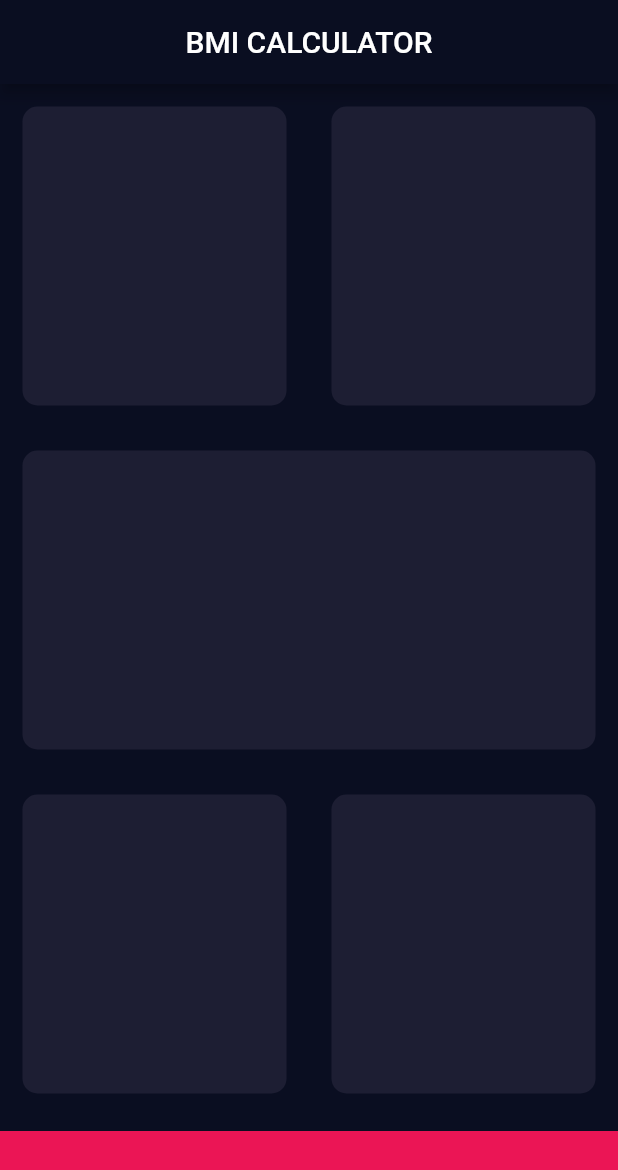
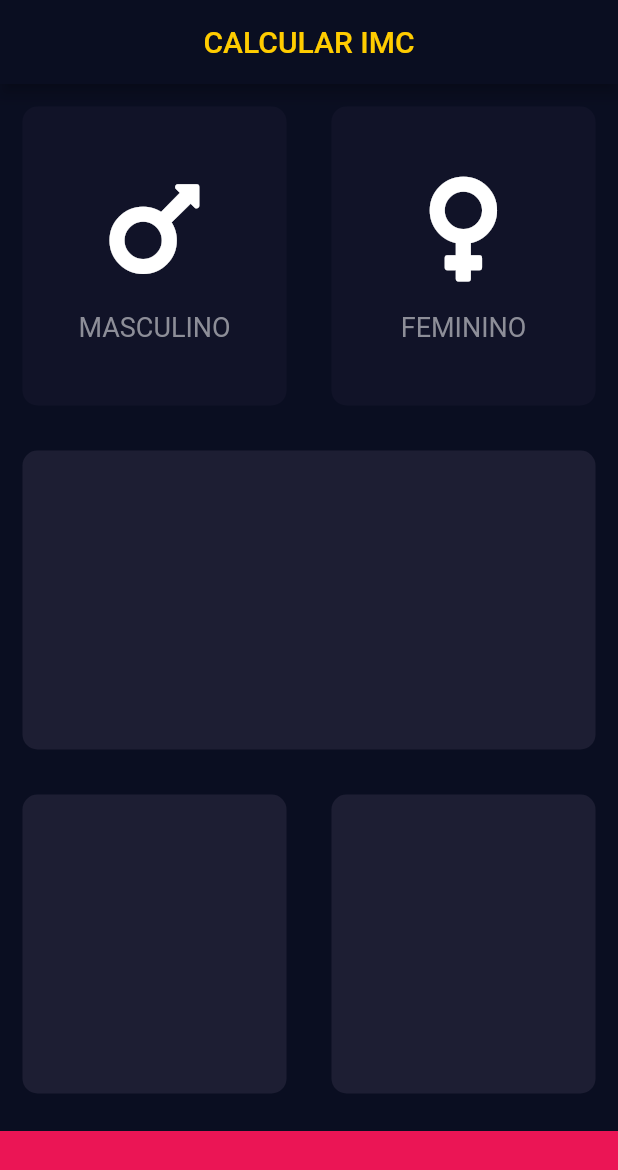
Before and after one commit to AlexPauloVieira/BMICalculator_Flutter, a Flutter app: the screen it shows after launch, on a phone screen of 412 x 824 dp. Shown: the top 1170 px of the screen. Run offline on Flutter 3.47's test engine with Material 2 defaults, Android fonts, the phone set to English and light mode, and no system bars; our stand-ins replace font_awesome_flutter.

Commit message:
second part

```diff
--- a/lib/input_page.dart
+++ b/lib/input_page.dart
@@ -1,8 +1,17 @@
 import 'package:flutter/material.dart';
+import 'package:font_awesome_flutter/font_awesome_flutter.dart';
+import 'reusable_card.dart';
+import 'reusable_gender_card.dart';
 
 const bottomContainerHeight = 70.0;
 const activeCardColour = Color(0xFF1D1E33);
+const inactiveCardColour = Color(0xFF111328);
 const bottomContainerColour = Color(0xFFEB1555);
+
+enum Gender {
+  male,
+  female,
+}
 
 class InputPage extends StatefulWidget {
   @override
@@ -10,11 +19,40 @@ class InputPage extends StatefulWidget {
 }
 
 class _InputPageState extends State<InputPage> {
+  Gender selectedGender;
+
+//  Color maleCardColour = inactiveCardColour;
+//  Color femaleCardColour = inactiveCardColour;
+//  void updateColour(Gender selectedGender) {
+//    if (selectedGender == Gender.male) {
+//      if (maleCardColour == inactiveCardColour) {
+//        maleCardColour = activeCardColour;
+//        femaleCardColour = inactiveCardColour;
+//      } else {
+//        maleCardColour = inactiveCardColour;
+//      }
+//    } else {
+//      if (femaleCardColour == inactiveCardColour) {
+//        femaleCardColour = activeCardColour;
+//        maleCardColour = inactiveCardColour;
+//      } else {
+//        femaleCardColour = inactiveCardColour;
+//      }
+//    }
+//  }
+
   @override
   Widget build(BuildContext context) {
     return Scaffold(
         appBar: AppBar(
-          title: Center(child: Text('BMI CALCULATOR')),
+          title: Center(
+            child: Text(
+              'CALCULAR IMC',
+              style: TextStyle(
+                color: Color(0xFFFFCC00),
+              ),
+            ),
+          ),
         ),
         body: Column(
           children: <Widget>[
@@ -22,12 +60,34 @@ class _InputPageState extends State<InputPage> {
                 child: Row(children: <Widget>[
               Expanded(
                 child: ReusableCard(
-                  colour: activeCardColour,
+                  onPress: () {
+                    setState(() {
+                      selectedGender = Gender.male;
+                    });
+                  },
+                  colour: selectedGender == Gender.male
+                      ? activeCardColour
+                      : inactiveCardColour,
+                  cardChild: ReusableGenderCard(
+                    iconGender: FontAwesomeIcons.mars,
+                    textGender: 'masculino',
+                  ),
                 ),
               ),
               Expanded(
                 child: ReusableCard(
-                  colour: activeCardColour,
+                  onPress: () {
+                    setState(() {
+                      selectedGender = Gender.female;
+                    });
+                  },
+                  colour: selectedGender == Gender.female
+                      ? activeCardColour
+                      : inactiveCardColour,
+                  cardChild: ReusableGenderCard(
+                    iconGender: FontAwesomeIcons.venus,
+                    textGender: 'feminino',
+                  ),
                 ),
               ),
             ])),
@@ -62,20 +122,3 @@ class _InputPageState extends State<InputPage> {
         ));
   }
 }
-
-class ReusableCard extends StatelessWidget {
-  ReusableCard({@required this.colour});
-
-  final Color colour;
-
-  @override
-  Widget build(BuildContext context) {
-    return Container(
-      margin: EdgeInsets.all(15.0),
-      decoration: BoxDecoration(
-        color: colour,
-        borderRadius: BorderRadius.circular(10.0),
-      ),
-    );
-  }
-}
--- /dev/null
+++ b/lib/reusable_card.dart
@@ -0,0 +1,24 @@
+import 'package:flutter/material.dart';
+
+class ReusableCard extends StatelessWidget {
+  ReusableCard({@required this.colour, this.cardChild, this.onPress});
+
+  final Color colour;
+  final Widget cardChild;
+  final Function onPress;
+
+  @override
+  Widget build(BuildContext context) {
+    return GestureDetector(
+      onTap: onPress,
+      child: Container(
+        child: cardChild,
+        margin: EdgeInsets.all(15.0),
+        decoration: BoxDecoration(
+          color: colour,
+          borderRadius: BorderRadius.circular(10.0),
+        ),
+      ),
+    );
+  }
+}
--- /dev/null
+++ b/lib/reusable_gender_card.dart
@@ -0,0 +1,33 @@
+import 'package:flutter/material.dart';
+
+const textGenderStyle = TextStyle(
+  fontSize: 18.0,
+  color: Color(0xFF8D8E98),
+);
+
+class ReusableGenderCard extends StatelessWidget {
+  ReusableGenderCard({@required this.iconGender, @required this.textGender});
+
+  final IconData iconGender;
+  final String textGender;
+
+  @override
+  Widget build(BuildContext context) {
+    return Column(
+      mainAxisAlignment: MainAxisAlignment.center,
+      children: <Widget>[
+        Icon(
+          iconGender,
+          size: 80.0,
+        ),
+        SizedBox(
+          height: 15.0,
+        ),
+        Text(
+          textGender.toUpperCase(),
+          style: textGenderStyle,
+        ),
+      ],
+    );
+  }
+}
--- a/pubspec.yaml
+++ b/pubspec.yaml
@@ -11,6 +11,7 @@ dependencies:
     sdk: flutter
 
   cupertino_icons: ^0.1.2
+  font_awesome_flutter: ^8.8.1
 
 dev_dependencies:
   flutter_test:
```
Also changed, not shown: 1 other file.
